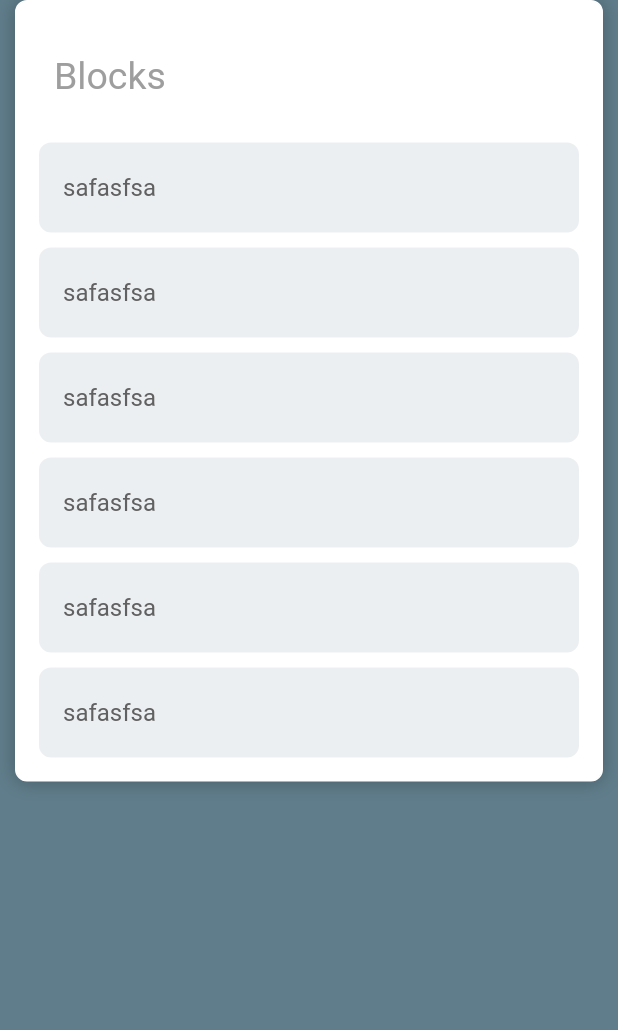
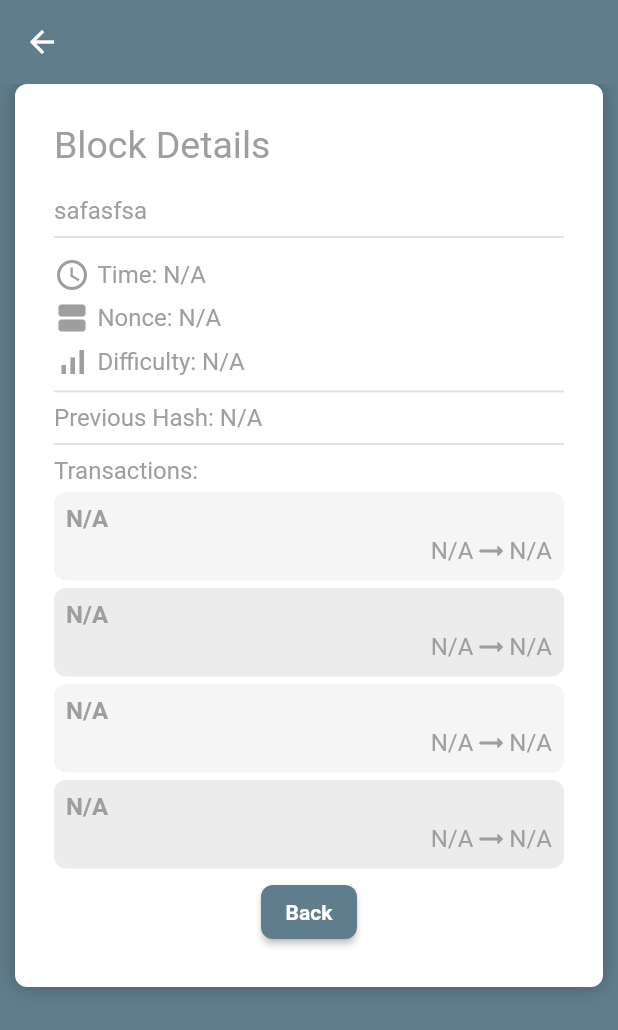
Before and after one commit to phatng45/koin, a Flutter app: the BlocksPage widget shown alone on an empty page, opened directly, after a tap on "safasfsa", on a phone screen of 412 x 824 dp. Shown: the top 1030 px of the screen. Run offline on Flutter 3.47's test engine with Material 2 defaults, Android fonts, the phone set to English and light mode, and no system bars; our stand-ins replace google_fonts.

Commit message:
update block details page

```diff
--- /dev/null
+++ b/lib/BlockDetailsPage.dart
@@ -0,0 +1,161 @@
+import 'package:flutter/material.dart';
+import 'package:koin/main.dart';
+
+import 'LoginPage.dart';
+
+class BlockDetailsPage extends StatefulWidget {
+  BlockDetailsPage({Key? key, required this.id}) : super(key: key);
+
+  String id;
+
+  @override
+  State<BlockDetailsPage> createState() => _BlockDetailsPageState();
+}
+
+class _BlockDetailsPageState extends State<BlockDetailsPage> {
+  @override
+  Widget build(BuildContext context) {
+    return Scaffold(appBar: _buildAppBar(), body: _buildBody());
+  }
+
+  late String? id = widget.id;
+  String? timeStamp;
+  String? previousHash;
+  String? nonce;
+  String? difficulty;
+  List<Transaction>? transactions = [
+    Transaction(),
+    Transaction(),
+    Transaction(),
+    Transaction()
+  ];
+
+  _buildBody() {
+    return MyContainer(
+      padding: 0,
+      child: Container(
+        width: double.maxFinite,
+        padding: EdgeInsets.all(5),
+        child: Padding(
+          padding: EdgeInsets.fromLTRB(20, 20, 20, 20),
+          child: Column(
+            mainAxisSize: MainAxisSize.min,
+            crossAxisAlignment: CrossAxisAlignment.start,
+            children: [
+              Padding(
+                padding: EdgeInsets.fromLTRB(0, 0, 0, 20),
+                child: Text(
+                  "Block Details",
+                  style: Theme.of(context).textTheme.titleLarge?.copyWith(
+                        fontSize: 25,
+                      ),
+                  textAlign: TextAlign.left,
+                ),
+              ),
+              _text(widget.id),
+              Divider(),
+              SizedBox(
+                height: 5,
+              ),
+              _iconWithText(Icons.access_time, "Time: ${timeStamp ?? 'N/A'}"),
+              SizedBox(
+                height: 5,
+              ),
+              _iconWithText(
+                  Icons.view_agenda_rounded, "Nonce: ${nonce ?? 'N/A'}"),
+              SizedBox(
+                height: 5,
+              ),
+              _iconWithText(Icons.signal_cellular_alt,
+                  "Difficulty: ${difficulty ?? 'N/A'}"),
+              Divider(),
+              _text("Previous Hash: ${previousHash ?? 'N/A'}"),
+              Divider(),
+              _text("Transactions: "),
+              _buildTransactionDetails(),
+              SizedBox(
+                height: 5,
+              ),
+              Center(
+                  child: ElevatedButton(onPressed: () => Navigator.pop(context), child: Text("Back"))),
+            ],
+          ),
+        ),
+      ),
+    );
+  }
+
+  Text _text(String text) {
+    return Text(
+      text,
+      style: Theme.of(context).textTheme.titleMedium,
+    );
+  }
+
+  Row _iconWithText(IconData icon, String text) {
+    return Row(
+      children: [
+        Icon(icon),
+        SizedBox(
+          width: 5,
+        ),
+        Text(
+          text,
+          style: Theme.of(context).textTheme.titleMedium,
+        )
+      ],
+    );
+  }
+
+  _buildAppBar() {
+    return AppBar(
+      elevation: 0,
+    );
+  }
+
+  _transactionDetails(Transaction? t, int? index) {
+    if (t == null) return SizedBox.shrink();
+
+    return Container(
+      margin: EdgeInsets.fromLTRB(0, 5, 0, 0),
+      decoration: BoxDecoration(
+        color: (index ?? 0).isEven
+            ? Colors.grey.withAlpha(25)
+            : Colors.grey.withAlpha(50),
+        borderRadius: BorderRadius.circular(8),
+      ),
+      padding: EdgeInsets.fromLTRB(8, 8, 8, 8),
+      child: Column(crossAxisAlignment: CrossAxisAlignment.start, children: [
+        Text(
+          t.id ?? 'N/A',
+          style: Theme.of(context)
+              .textTheme
+              .titleMedium
+              ?.copyWith(fontWeight: FontWeight.w600),
+        ),
+        Row(
+          mainAxisAlignment: MainAxisAlignment.end,
+          children: [
+            _text(t.from ?? 'N/A'),
+            Icon(Icons.arrow_right_alt_rounded),
+            _text(t.to ?? 'N/A'),
+          ],
+        ),
+      ]),
+    );
+  }
+
+  _buildTransactionDetails() {
+    List<Widget> list = <Widget>[];
+    for (var i = 0; i < (transactions?.length ?? 0); i++) {
+      list.add(_transactionDetails(transactions?[i], i));
+    }
+    return Column(children: list);
+  }
+}
+
+class Transaction {
+  String? id;
+  String? from;
+  String? to;
+}
--- a/lib/BlocksPage.dart
+++ b/lib/BlocksPage.dart
@@ -1,4 +1,6 @@
 import 'package:flutter/material.dart';
+import 'package:koin/BlockDetailsPage.dart';
+import 'package:koin/main.dart';
 
 import 'LoginPage.dart';
 
@@ -65,7 +67,7 @@ class _BlocksPageState extends State<BlocksPage> {
                 foregroundColor: Colors.grey,
                 backgroundColor: Colors.blueGrey[50],
                 elevation: 0),
-            onPressed: () {},
+            onPressed: () => MyApp.to(context, BlockDetailsPage(id: blockId)),
             child: Align(
               alignment: const Alignment(-1, 0),
               child: Text(
--- a/lib/HistoryPage.dart
+++ b/lib/HistoryPage.dart
@@ -59,7 +59,7 @@ class _HistoryPageState extends State<HistoryPage> {
       child: Column(
         crossAxisAlignment: CrossAxisAlignment.start,
         children: <Widget>[
-          Divider(thickness: 1.2),
+          Divider(),
           Row(
             children: <Widget>[
               Text(from),
--- a/lib/main.dart
+++ b/lib/main.dart
@@ -49,6 +49,7 @@ class MyApp extends StatelessWidget {
               fontWeight: FontWeight.bold,
               fontSize: 20),
         ),
+        dividerTheme: DividerThemeData(thickness: 1.2),
         iconTheme: IconThemeData(color: Colors.grey[500]),
         colorScheme: ColorScheme.fromSwatch(primarySwatch: Colors.blueGrey),
         floatingActionButtonTheme: FloatingActionButtonThemeData(
```
